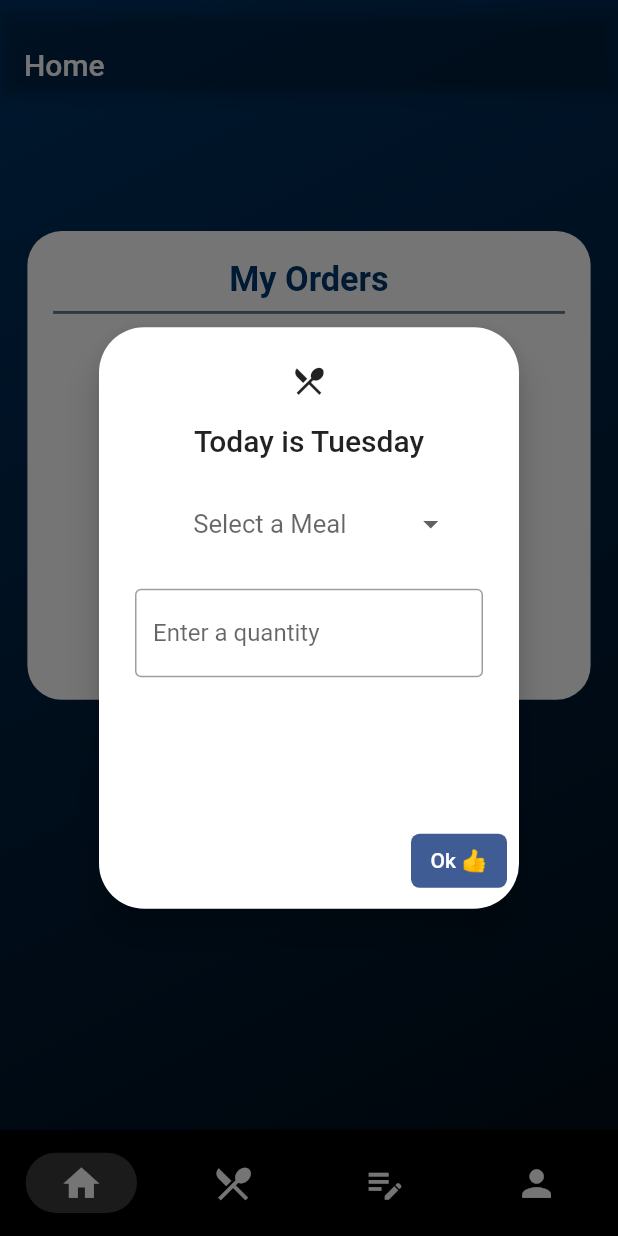
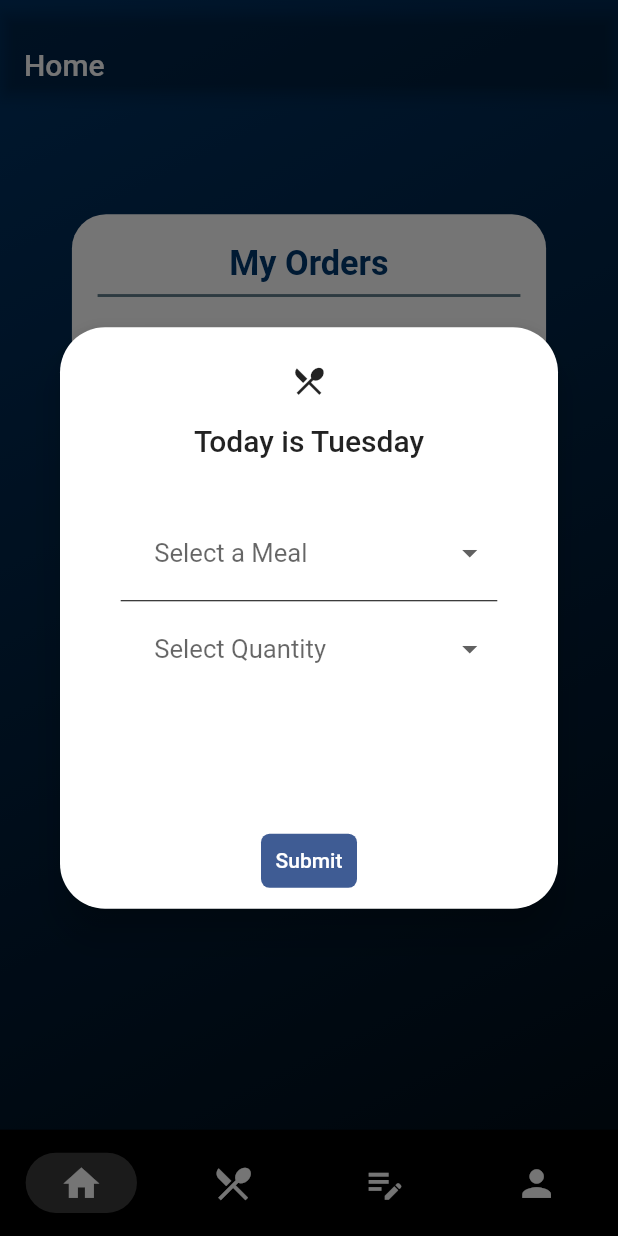
Before and after one commit to srivnaman/Mess, a Flutter app: the MainScreen screen opened directly with empty values, after a tap on "Place Today's Order", on a phone screen of 412 x 824 dp. Run offline on Flutter 3.47's test engine with Material 2 defaults, Android fonts, the phone set to English and light mode, and no system bars; drawn by our look-alikes of dropdown_button2, google_nav_bar; our stand-ins replace cloud_firestore, custom_navigation_bar, firebase_auth, firebase_core, flutter_profile_picture, flutter_screenutil and 2 more; missing offline and left inert: dart:ffi; accounts and stored records are empty; Roboto replaces fonts that are missing (Nunito).

Commit message:
Updated Home Page and Profile Page

```diff
--- a/lib/Screens/MainScreen.dart
+++ b/lib/Screens/MainScreen.dart
@@ -80,10 +80,10 @@ class _MainScreenState extends State<MainScreen> {
       Home(),
       role == 'Mess Manager' ? MenuMPage() : MenuPage(),
       role == 'Mess Manager'
-          ? ComplaintM()
+          ? ComplaintA()
           : role == 'Admin'
               ? ComplaintA()
-              : Complaint(),
+              : ComplaintA(),
       Profile(user: widget.user),
     ];
 
--- a/lib/Screens/ScreenWidgets/Complaints/ComplaintA.dart
+++ b/lib/Screens/ScreenWidgets/Complaints/ComplaintA.dart
@@ -184,7 +184,7 @@ class _ComplaintState extends State<ComplaintA> {
                       SizedBox(
                         height: 10.h,
                       ),
-                      snapshot.hasData
+                      ((snapshot.hasData) && ((snapshot.data!.docs.length>0)))
                           ? Expanded(
                               child: showList(snapshot),
                             )
--- a/lib/Screens/ScreenWidgets/Home/home.dart
+++ b/lib/Screens/ScreenWidgets/Home/home.dart
@@ -3,17 +3,17 @@
 import 'package:flutter/material.dart';
 import 'package:flutter_screenutil/flutter_screenutil.dart';
 import 'package:intl/intl.dart';
+import 'package:mess/Auth/widgets/errorMessage.dart';
 import 'package:mess/widgets/DropDown.dart';
 import 'package:cloud_firestore/cloud_firestore.dart';
 import 'package:firebase_auth/firebase_auth.dart';
 
-
-class OrderDetails{
+class OrderDetails {
   String meal;
   String day;
   var date;
   int qty;
-  OrderDetails(this.meal,  this.day , this.date, this.qty);
+  OrderDetails(this.meal, this.day, this.date, this.qty);
 }
 
 class Home extends StatefulWidget {
@@ -27,7 +27,7 @@ class Home extends StatefulWidget {
 }
 
 class _HomeState extends State<Home> {
-  List <OrderDetails> ORDERS = [];
+  List<OrderDetails> ORDERS = [];
 
   final List<String> mealList = [
     'Breakfast',
@@ -35,15 +35,30 @@ class _HomeState extends State<Home> {
     'Evening Snacks',
     'Dinner',
   ];
-  final qtyController = TextEditingController();
+  final List<String> qtyList = [
+    '1',
+    '2',
+    '3',
+    '4',
+    '5',
+    '6',
+    '7',
+    '8',
+    '9',
+    '10',
+  ];
   bool isSubmitting = false;
-  String selectedMeal="lunch";
-  int? quantity=1;
-  String meal = "";
+  String selectedMeal = "";
+  String selectedQty = "0";
 
   void handleMeal(value) {
     selectedMeal = value;
   }
+
+  void handleQty(value) {
+    selectedQty = value;
+  }
+
   final curUser = FirebaseAuth.instance.currentUser;
   Future<void> _submitToDB(String meal) async {
     await FirebaseFirestore.instance.runTransaction((transaction) async {
@@ -54,76 +69,55 @@ class _HomeState extends State<Home> {
         {
           'meal': meal,
           'day': today,
-          'qty':quantity,
+          'qty': int.parse(selectedQty),
           'uid': curUser!.uid,
           'date': date,
-
         },
       );
     });
   }
 
   var itemsData;
-  //List <OrderDetails> ORDERS = [];
   Future<void> getMyOrder() async {
-    print("#######################################################################3333");
     ORDERS = [];
     String myOrders =
         "Sorry! We are experiencing some Technical Difficulties...PLEASE mail us AT 20bds064@iiitdwd.ac.in";
 
-
-  var  orderRef  =  await FirebaseFirestore.instance.collection('orders');
-  var orderQuery =  await orderRef.where('uid',isEqualTo: curUser!.uid).get()
-      .then((QuerySnapshot querySnapshot) => querySnapshot.docs.forEach((doc) {
-        OrderDetails oD = new OrderDetails(doc["meal"], doc["day"], doc["date"], doc["qty"]);
+    var orderRef = await FirebaseFirestore.instance.collection('orders');
+    var orderQuery = await orderRef
+        .where('uid', isEqualTo: curUser!.uid)
+        .get()
+        .then(
+            (QuerySnapshot querySnapshot) => querySnapshot.docs.forEach((doc) {
+                  OrderDetails oD = new OrderDetails(
+                      doc["meal"], doc["day"], doc["date"], doc["qty"]);
                   ORDERS.add(oD);
-        print(ORDERS.length);
-
-
                 }));
-  setState(() {
-    print("#####");
-      print(ORDERS.length);
-  });
-  //ORDERS;
+    setState(() {});
   }
-
-  //List<OrderDetails> myor = getMyOrder();
-  //getMyOrder()
 
   @override
   void initState() {
-    // TODO: implement initState
     super.initState();
     getMyOrder();
   }
-  // where('uid',isEqualTo: curUser!.uid).get()
+
   @override
   Widget build(BuildContext context) {
     return StreamBuilder<QuerySnapshot>(
-      stream:  FirebaseFirestore.instance.collection('orders').snapshots(),
+        stream: FirebaseFirestore.instance.collection('orders').snapshots(),
+        builder: (context, snapshot) {
+          if (snapshot.hasData) {}
 
-      builder: (context, snapshot) {
-        if (snapshot.hasData) {
-          // DocumentSnapshot doc = snapshot.data!.docs[0];
-          // numOthers = doc['Other'];
-          // numMessCleanliness = doc['Cleanliness issue'];
-          // numFoodQuality = doc['Food quality issue'];
-          // numFoodServing = doc['Food serving issue'];
-        }
-
-
-        return Column(
+          return Padding(
+            padding: const EdgeInsets.all(8.0),
+            child: Column(
               children: [
                 SizedBox(
-              height: 20.h,
-            ),
-
-            SizedBox(
-              height: 30.h,
+                  height: 40.h,
                 ),
                 Padding(
-              padding: EdgeInsets.symmetric(horizontal: 16.w),
+                  padding: EdgeInsets.symmetric(horizontal: 35.w),
                   child: Container(
                     decoration: BoxDecoration(
                       borderRadius: BorderRadius.circular(20.r),
@@ -152,65 +146,42 @@ class _HomeState extends State<Home> {
                           SizedBox(
                             height: 10.h,
                           ),
-                      //getPostsData(),
-
-                      // Container(
-                      //   height: 30.h,
-                      //   decoration: BoxDecoration(
-                      //     color: Colors.grey,
-                      //     borderRadius: BorderRadius.circular(20.r),
-                      //   ),
-                      //   child: Row(
-                      //     mainAxisAlignment: MainAxisAlignment.spaceEvenly,
-                      //     children: [
-                      //       Text(
-                      //         "Sunday",
-                      //         style: TextStyle(
-                      //           color: Colors.blueAccent,
-                      //           fontSize: 20.sp,
-                      //           fontWeight: FontWeight.bold,
-                      //           fontFamily: 'Nunito',
-                      //         ),
-                      //       ),
-                      //       Text(
-                      //         "${mealList[0]}",
-                      //         style: TextStyle(
-                      //           color: Colors.white70,
-                      //           fontSize: 20.sp,
-                      //           fontWeight: FontWeight.bold,
-                      //           fontFamily: 'Nunito',
-                      //         ),
-                      //       ),
-                      //     ],
-                      //   ),
-                      // ),
-                      SizedBox(
-                        height: 10.h,
-                      ),
                           SingleChildScrollView(
                             child: Container(
                               height: 100.h,
-                          // decoration: BoxDecoration(
-                          //   color: Colors.grey,
-                          //   borderRadius: BorderRadius.circular(20.r),
-                          // ),
                               child: ListView.builder(
                                 itemCount: ORDERS.length,
                                 itemBuilder: (context, index) {
-                              return Row(
-                                mainAxisAlignment: MainAxisAlignment.spaceBetween,
+                                  return Column(
                                     children: [
-
-                                  Text(ORDERS[index].meal),
-                                  Text(ORDERS[index].qty.toString()),
-
-                                  // Text(ORDERS[index].date),
+                                      Row(
+                                        mainAxisAlignment:
+                                            MainAxisAlignment.spaceBetween,
+                                        children: [
+                                          SizedBox(
+                                              width: 80.w,
+                                              child: Text(ORDERS[index].meal)),
+                                          SizedBox(
+                                              width: 50.w,
+                                              child: Text(ORDERS[index]
+                                                  .date
+                                                  .toString())),
+                                          SizedBox(
+                                              width: 20.w,
+                                              child: Text(ORDERS[index]
+                                                  .qty
+                                                  .toString())),
+                                        ],
+                                      ),
+                                      index == ORDERS.length - 1
+                                          ? Divider(color: Colors.transparent)
+                                          : Divider(
+                                              color: Colors.black,
+                                            )
                                     ],
                                   );
-
                                 },
-                          )
-                          ,
+                              ),
                             ),
                           ),
                           SizedBox(
@@ -221,21 +192,12 @@ class _HomeState extends State<Home> {
                     ),
                   ),
                 ),
-            SizedBox(height: 30,),
-
-            // Text(
-            //   "${getMyOrder()}",
-            //   style: TextStyle(
-            //     color: Colors.white70,
-            //     fontSize: 20.sp,
-            //     fontWeight: FontWeight.bold,
-            //     fontFamily: 'Nunito',
-            //   ),
-            // ),
+                SizedBox(
+                  height: 30,
+                ),
                 SizedBox(
                   height: 30.h,
                 ),
-
                 ElevatedButton(
                   style: ElevatedButton.styleFrom(
                     backgroundColor: Color(0xFF3F5C94),
@@ -248,57 +210,51 @@ class _HomeState extends State<Home> {
                     showDialog(
                         context: context,
                         builder: (context) {
+                          selectedMeal = "";
+                          selectedQty = '0';
                           return Container(
                             child: AlertDialog(
                               icon: Icon(
                                 Icons.restaurant_menu_outlined,
                               ),
                               elevation: 10,
-//                                 titlePadding: 40,
-//                                 contentPadding: 20,
                               shape: RoundedRectangleBorder(
-                                borderRadius: BorderRadius.all(
-                                    Radius.circular(30.0))),
-                            title: Text("Today is " +"${DateFormat('EEEE').format(widget.day)}" ),
-//                         content: Text(
-//                           menuRequired.toString(),
-//                           style: TextStyle(
-//                               color: Color.fromARGB(255, 1, 56, 112),
-// //                                       fontSize: 1,
-//
-//                               fontFamily: 'Nunito'),
-//                           textAlign: TextAlign.center,
-//                         ),
+                                  borderRadius:
+                                      BorderRadius.all(Radius.circular(30.0))),
+                              title: Text("Today is " +
+                                  "${DateFormat('EEEE').format(widget.day)}"),
                               content: Container(
                                 height: 100.h,
-                                width: 90.w,
+                                width: 500.w,
                                 child: Column(
                                   children: [
+                                    SizedBox(
+                                      height: 10.h,
+                                    ),
                                     DropDown(
                                       items: mealList,
                                       handleDropDown: handleMeal,
                                       text: "Select a Meal",
                                     ),
-                                    SizedBox(height: 10.h
-                                      ,),
-                                    TextField(
-                                      controller: qtyController,
-                                      decoration: InputDecoration(
-                                        border: OutlineInputBorder(),
-                                        hintText: 'Enter a quantity',
+                                    SizedBox(
+                                      width: 220.w,
+                                      child: Divider(
+                                        color: Colors.black,
                                       ),
-
+                                    ),
+                                    DropDown(
+                                      items: qtyList,
+                                      handleDropDown: handleQty,
+                                      text: "Select Quantity",
                                     ),
                                   ],
                                 ),
                               ),
-
-
-
                               actions: [
-
-
-                              TextButton(
+                                Center(
+                                  child: isSubmitting
+                                      ? CircularProgressIndicator()
+                                      : TextButton(
                                           style: TextButton.styleFrom(
                                             backgroundColor: Color(0xFF3F5C94),
                                             shape: RoundedRectangleBorder(
@@ -306,119 +262,45 @@ class _HomeState extends State<Home> {
                                                   BorderRadius.circular(5.r),
                                             ),
                                           ),
-
-                              onPressed: isSubmitting? null: ()
-                              async {
+                                          onPressed: isSubmitting
+                                              ? null
+                                              : () async {
+                                                  if (selectedMeal == "") {
+                                                    errorMessage.showError(
+                                                        "Please select a meal");
+                                                  } else if (selectedQty ==
+                                                      '0') {
+                                                    errorMessage.showError(
+                                                        "Quantity should be greater than 0");
+                                                  } else {
                                                     setState(() {
                                                       isSubmitting = true;
                                                     });
-                                quantity = int.parse(qtyController.text);
-                                meal = selectedMeal;
-                                await _submitToDB(meal);
-                                qtyController.clear();
+                                                    await _submitToDB(
+                                                        selectedMeal);
                                                     setState(() {
                                                       isSubmitting = false;
+                                                      errorMessage
+                                                          .showError("Done");
                                                     });
+                                                  }
                                                 },
                                           child: Text(
-                                  "Ok 👍",
-                                  style:
-                                  TextStyle(color: Color(0xFFFFFFFF)),
+                                            "Submit",
+                                            style: TextStyle(
+                                                color: Color(0xFFFFFFFF)),
                                           ),
-                              )
+                                        ),
+                                ),
                               ],
                             ),
                           );
-                      }
-                      );
-
+                        });
                   },
                 ),
-
-            //ElevatedButton(onPressed: onPressed, child: child)
-
-
-
               ],
+            ),
           );
+        });
   }
-    );
 }
-
-
-}
-
-
-
-//Today's order section
-// Padding(
-//   padding: EdgeInsets.symmetric(horizontal: 16.w),
-//   child: Container(
-//     decoration: BoxDecoration(
-//       borderRadius: BorderRadius.circular(20.r),
-//       color: Colors.white,
-//     ),
-//     child: Padding(
-//       padding: EdgeInsets.symmetric(horizontal: 15.w),
-//       child: Column(
-//         children: [
-//           SizedBox(
-//             height: 10.h,
-//           ),
-//           Text(
-//             'Today\'s orders',
-//             style: TextStyle(
-//               color: Color.fromARGB(255, 1, 56, 112),
-//               fontSize: 20.sp,
-//               fontWeight: FontWeight.bold,
-//               fontFamily: 'Nunito',
-//             ),
-//           ),
-//           Divider(
-//             thickness: 1.0.h,
-//             color: Colors.blueGrey,
-//           ),
-//           SizedBox(
-//             height: 10.h,
-//           ),
-//           Row(
-//             mainAxisAlignment: MainAxisAlignment.spaceBetween,
-//             children: [
-//               Container(
-//                 constraints:
-//                     BoxConstraints(maxWidth: 50.h, maxHeight: 70.h),
-//                 //height: 30.h,
-//                 //width: 60.w,
-//                 decoration: BoxDecoration(
-//                   color: Colors.blueGrey,
-//                   borderRadius: BorderRadius.circular(20.r),
-//                 ),
-//               ),
-//               Container(
-//                 constraints:
-//                     BoxConstraints(maxWidth: 50.h, maxHeight: 70.h),
-//                 decoration: BoxDecoration(
-//                   color: Colors.grey,
-//                   borderRadius: BorderRadius.circular(20.r),
-//                 ),
-//               ),
-//               Container(
-//                 constraints:
-//                     BoxConstraints(maxWidth: 50.h, maxHeight: 70.h),
-//                 //  height: 30.h,
-//                 //  width: 60.w,
-//                 decoration: BoxDecoration(
-//                   color: Colors.blueGrey,
-//                   borderRadius: BorderRadius.circular(20.r),
-//                 ),
-//               ),
-//             ],
-//           ),
-//           SizedBox(
-//             height: 10.h,
-//           ),
-//         ],
-//       ),
-//     ),
-//   ),
-// ),
```
Also changed, not shown: lib/Screens/ScreenWidgets/Profile/profile.dart (+46 -102 lines), Assets/Images/hot.png (added), Assets/Images/profile-user.png (added), Assets/Images/user-copy.png (added), Assets/Images/user.png. Lines whose indentation alone changed are shown as unchanged.
